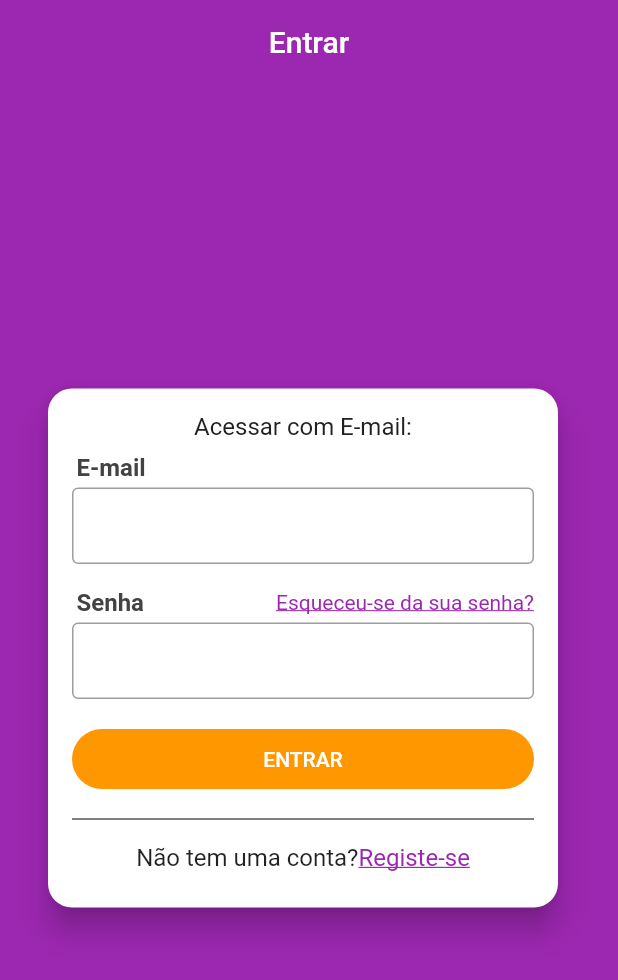
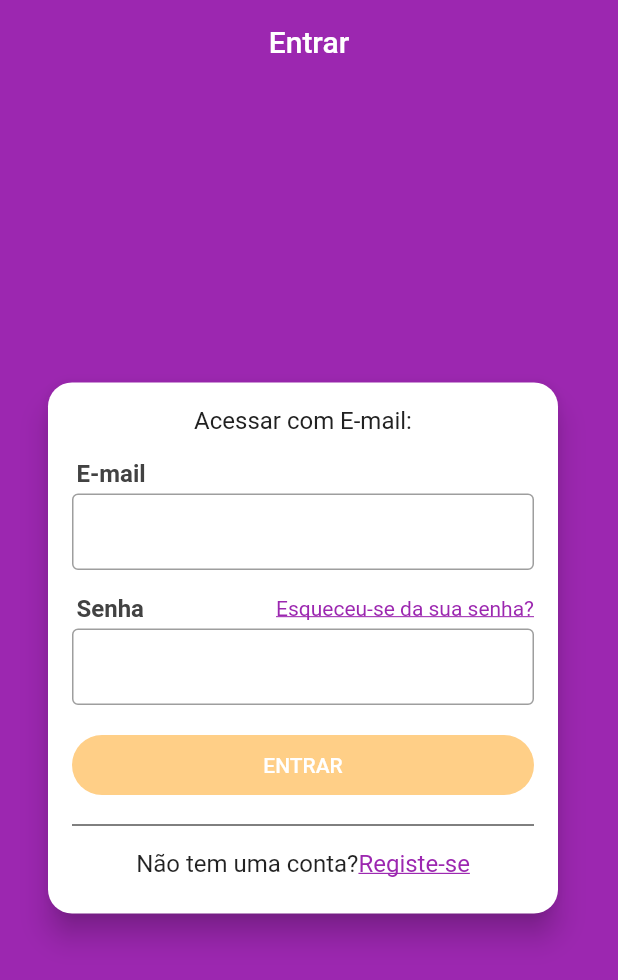
Before and after one commit to scorpaust/xlo_spark, a Flutter app: the screen it shows after launch, swiped to page 2, on a phone screen of 412 x 824 dp. Shown: the top 980 px of the screen. Run offline on Flutter 3.47's test engine with Material 2 defaults, Android fonts, the phone set to English and light mode, and no system bars; our stand-ins replace flutter_mobx, get_it, mobx, parse_server_sdk_flutter; missing offline and left inert: connectivity_plus_web, package_info_plus_web, shared_preferences_web; generated files the repository leaves out were written again.

Commit message:
Login no Parse Server

```diff
--- a/lib/components/custom_drawer/error_box.dart
+++ b/lib/components/custom_drawer/error_box.dart
@@ -9,7 +9,7 @@ class ErrorBox extends StatelessWidget {
 
   @override
   Widget build(BuildContext context) {
-    if (message == null) {
+    if (message == '') {
       return Container();
     }
 
--- a/lib/screens/login/login_screen.dart
+++ b/lib/screens/login/login_screen.dart
@@ -1,8 +1,15 @@
 import 'package:flutter/cupertino.dart';
 import 'package:flutter/material.dart';
+import 'package:flutter_mobx/flutter_mobx.dart';
+import 'package:xlo_spark/components/custom_drawer/error_box.dart';
 import 'package:xlo_spark/screens/signup/signup_screen.dart';
 
+import '../../stores/login_store.dart';
+
 class LoginScreen extends StatelessWidget {
+
+  final LoginStore loginStore = LoginStore();
+
   @override
   Widget build(BuildContext context) {
     return Scaffold(
@@ -32,6 +39,14 @@ class LoginScreen extends StatelessWidget {
                               style: TextStyle(
                                   fontSize: 16, color: Colors.grey[900]),
                             ),
+                            Observer(builder: (_) {
+                              return Padding(
+                                padding: const EdgeInsets.only(top: 8),
+                                child: ErrorBox(
+                                  message: loginStore.error,
+                                ),
+                              );
+                            }),
                             Padding(
                                 padding: const EdgeInsets.only(
                                     left: 3, bottom: 4, top: 8),
@@ -42,14 +57,18 @@ class LoginScreen extends StatelessWidget {
                                       fontSize: 16,
                                       fontWeight: FontWeight.w700),
                                 )),
-                            const SizedBox(
+                            Observer(builder: (_) {
+                              return SizedBox(
                                 width: 100,
                                 child: TextField(
+                                  enabled: !loginStore.loading,
                                   decoration: InputDecoration(
-                                    border: OutlineInputBorder(), isDense: true),
+                                      border: OutlineInputBorder(), isDense: true, errorText: loginStore.emailError),
                                   keyboardType: TextInputType.emailAddress,
+                                  onChanged: loginStore.setEmail,
                                 ),
-                            ),
+                              );
+                            }),
                             const SizedBox(
                               height: 16,
                             ),
@@ -74,25 +93,34 @@ class LoginScreen extends StatelessWidget {
                                 ],
                               ),
                             ),
-                            const TextField(
+                            Observer(builder: (_) {
+                              return TextField(
+                                enabled: !loginStore.loading,
                                 decoration: InputDecoration(
-                                  border: OutlineInputBorder(), isDense: true),
+                                    border: OutlineInputBorder(), isDense: true, errorText: loginStore.passwordError),
                                 obscureText: true,
-                            ),
-                            Container(
+                                onChanged: loginStore.setPassword,
+                              );
+                            }),
+                            Observer(builder: (_) {
+                              return Container(
                                   height: 40,
                                   margin: const EdgeInsets.only(top: 20, bottom: 12),
                                   child: RaisedButton(
                                     color: Colors.orange,
-                                child: Text('ENTRAR'),
+                                    disabledColor: Colors.orange.withAlpha(120),
+                                    child: loginStore.loading ? const CircularProgressIndicator(
+                                      valueColor: AlwaysStoppedAnimation(Colors.white)
+                                    ) : Text('ENTRAR'),
                                     textColor: Colors.white,
                                     elevation: 0,
                                     shape: RoundedRectangleBorder(
                                         borderRadius: BorderRadius.circular(20)
                                     ),
-                                onPressed: () {},
+                                    onPressed: loginStore.loginPressed,
                                   )
-                            ),
+                              );
+                            }),
                             const Divider(color: Colors.black),
                             Padding(
                               padding: const EdgeInsets.symmetric(vertical: 8),
```
Also changed, not shown: lib/repositories/user_repository.dart (+12 -0 lines), lib/stores/login_store.dart (added, +81 -0 lines), lib/stores/signup_store.dart (+10 -10 lines), lib/stores/login_store.g.dart (added), 1 other file. Lines whose indentation alone changed are shown as unchanged.
